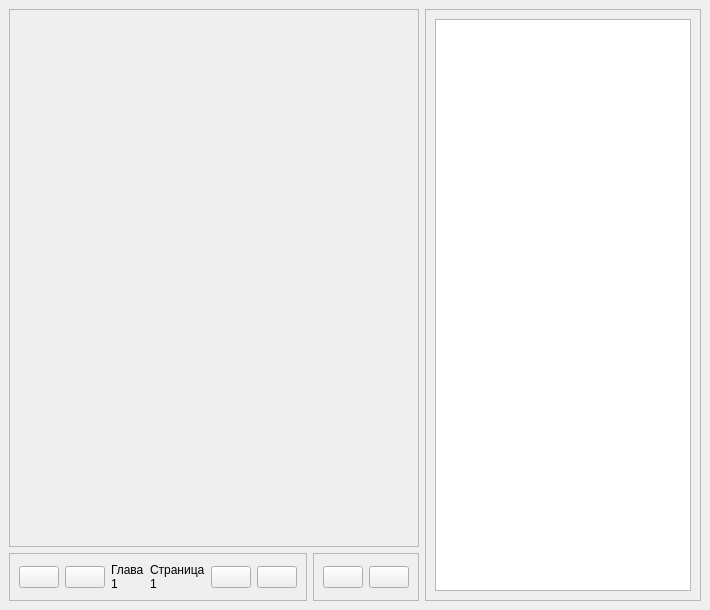
Qt form data/ui/windows/reader.ui (brandonzorn/Nlight) before a commit.
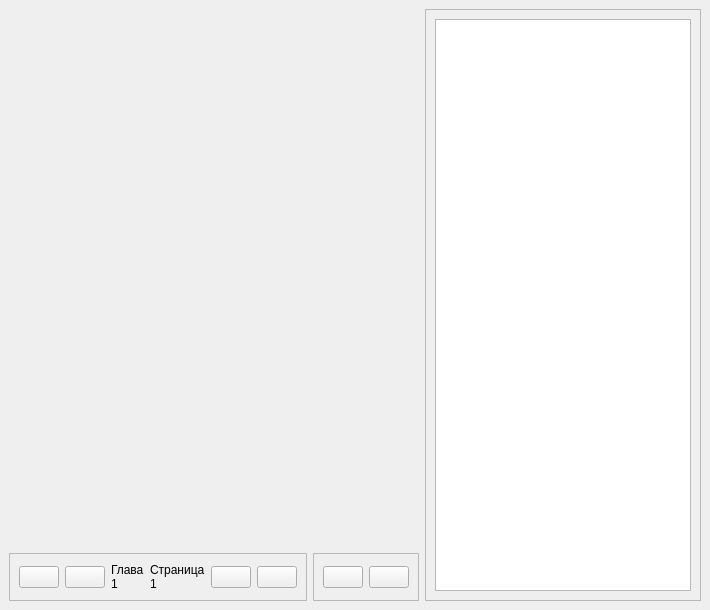
The same form after that commit.

The edit to the form file:
```diff
--- a/data/ui/windows/reader.ui
+++ b/data/ui/windows/reader.ui
@@ -43,20 +43,27 @@
         <number>0</number>
        </property>
        <item>
-        <widget class="QFrame" name="reader_frame">
+        <widget class="QWidget" name="reader_widget" native="true">
          <property name="sizePolicy">
           <sizepolicy hsizetype="Expanding" vsizetype="Expanding">
            <horstretch>0</horstretch>
            <verstretch>0</verstretch>
           </sizepolicy>
          </property>
-         <property name="frameShape">
-          <enum>QFrame::StyledPanel</enum>
-         </property>
-         <property name="frameShadow">
-          <enum>QFrame::Raised</enum>
-         </property>
-         <layout class="QHBoxLayout" name="reader_layout"/>
+         <layout class="QHBoxLayout" name="reader_layout">
+          <property name="leftMargin">
+           <number>0</number>
+          </property>
+          <property name="topMargin">
+           <number>0</number>
+          </property>
+          <property name="rightMargin">
+           <number>0</number>
+          </property>
+          <property name="bottomMargin">
+           <number>0</number>
+          </property>
+         </layout>
         </widget>
        </item>
        <item>
```
